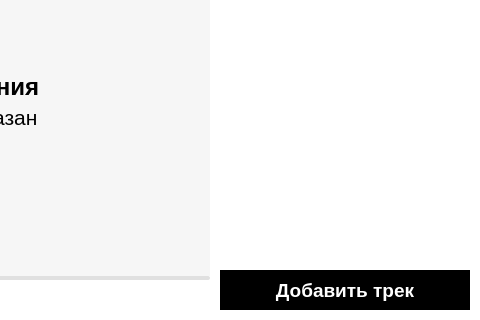
Old version of the form public/ui/ui_main.ui in the repository crockshine/UP-05-Korolev.M.N-204; both pictures show x 291 to 771 and y 427 to 747 of the 771 by 747 pixel window.
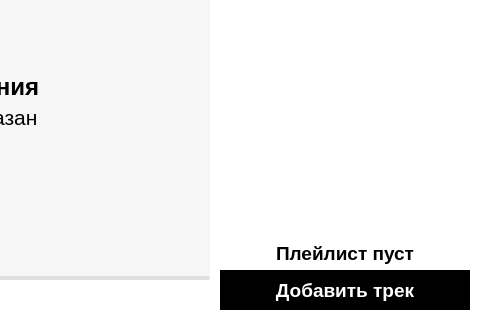
New version of the form. Icons and pictures are not drawn.

```diff
--- a/public/ui/ui_main.ui
+++ b/public/ui/ui_main.ui
@@ -695,7 +695,7 @@
             <x>0</x>
             <y>0</y>
             <width>270</width>
-            <height>692</height>
+            <height>670</height>
            </rect>
           </property>
           <property name="styleSheet">
@@ -728,6 +728,9 @@
        <item alignment="Qt::AlignmentFlag::AlignHCenter|Qt::AlignmentFlag::AlignVCenter">
         <widget class="QWidget" name="buttonLayout" native="true">
          <layout class="QVBoxLayout" name="verticalLayout_6">
+          <property name="spacing">
+           <number>5</number>
+          </property>
           <property name="leftMargin">
            <number>10</number>
           </property>
@@ -740,6 +743,22 @@
           <property name="bottomMargin">
            <number>0</number>
           </property>
+          <item alignment="Qt::AlignmentFlag::AlignHCenter">
+           <widget class="QLabel" name="label">
+            <property name="font">
+             <font>
+              <pointsize>14</pointsize>
+              <bold>true</bold>
+             </font>
+            </property>
+            <property name="styleSheet">
+             <string notr="true">color: black</string>
+            </property>
+            <property name="text">
+             <string>Плейлист пуст</string>
+            </property>
+           </widget>
+          </item>
           <item alignment="Qt::AlignmentFlag::AlignHCenter|Qt::AlignmentFlag::AlignVCenter">
            <widget class="QPushButton" name="addTrackButton">
             <property name="minimumSize">
```
Left out of the diff: 8 changed lines with no effect on the pictures.
